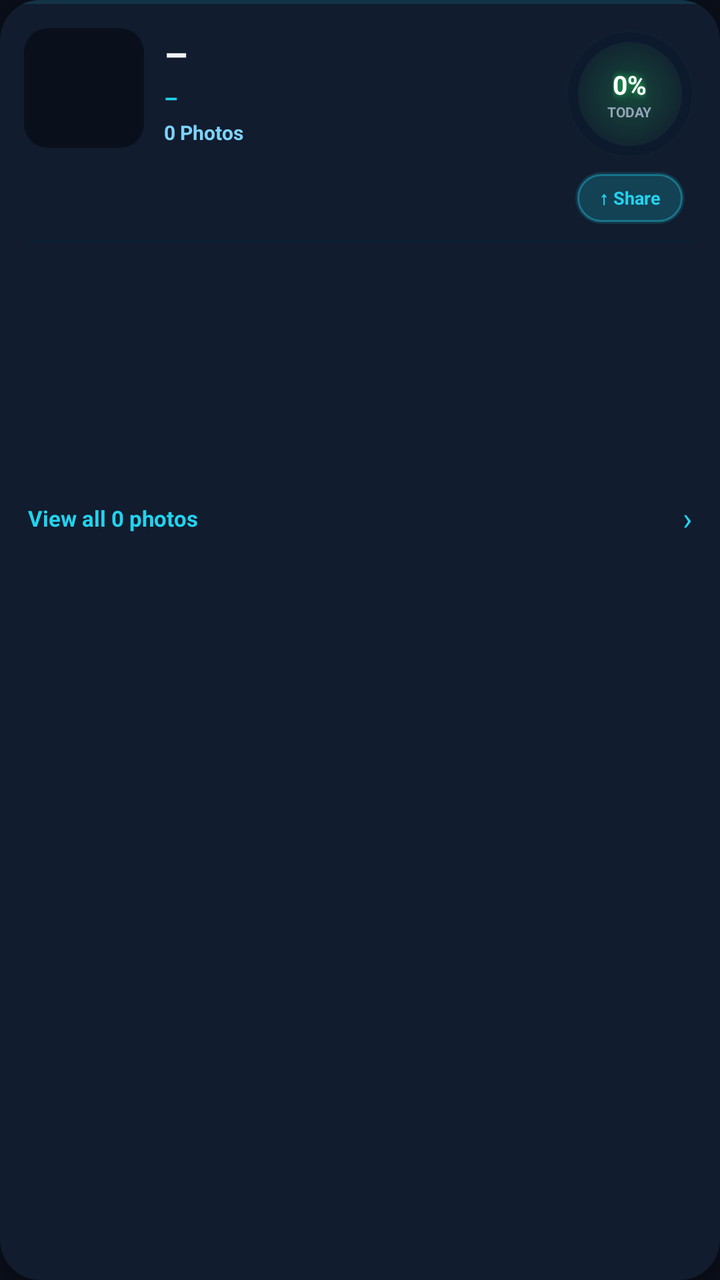
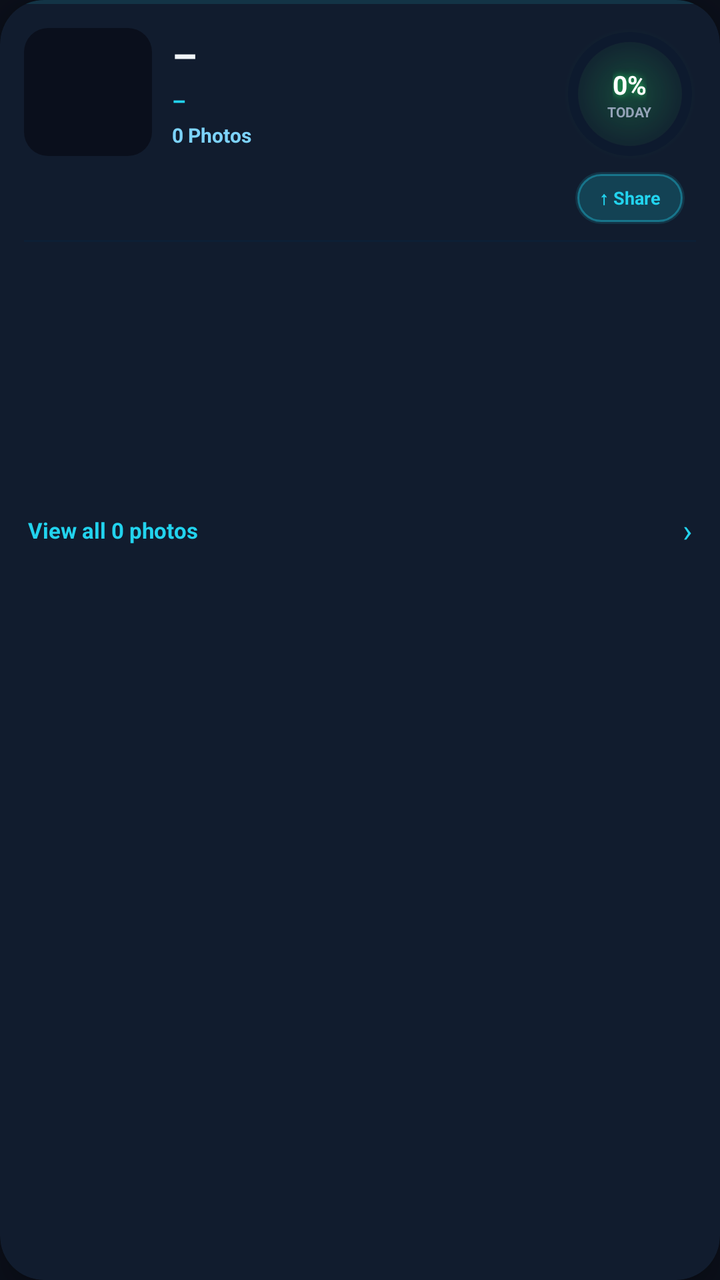

Compare the two renders of this Android layout. The source of the first and the diff that turns it into the second are given below.
<!-- AndroidManifest.xml: application theme Theme.GeoStamp -->
<!-- res/layout/item_site_album_card.xml -->
<?xml version="1.0" encoding="utf-8"?>
<androidx.cardview.widget.CardView xmlns:android="http://schemas.android.com/apk/res/android"
    xmlns:app="http://schemas.android.com/apk/res-auto"
    android:layout_width="match_parent" android:layout_height="wrap_content"
    android:layout_marginStart="10dp" android:layout_marginEnd="10dp"
    android:layout_marginTop="6dp" android:layout_marginBottom="6dp"
    app:cardCornerRadius="20dp"
    app:cardBackgroundColor="#111C2E"
    app:cardElevation="8dp"
    app:cardMaxElevation="12dp">

    <LinearLayout android:layout_width="match_parent" android:layout_height="wrap_content"
        android:orientation="vertical">

        
        <View android:layout_width="match_parent" android:layout_height="2dp"
            android:background="@drawable/bg_cyan_edge_line"/>

        
        <LinearLayout android:layout_width="match_parent" android:layout_height="wrap_content"
            android:orientation="horizontal" android:gravity="top"
            android:paddingStart="12dp" android:paddingEnd="12dp"
            android:paddingTop="12dp" android:paddingBottom="8dp">

            
            <com.google.android.material.imageview.ShapeableImageView
                android:id="@+id/iv_album_cover"
                android:layout_width="60dp" android:layout_height="60dp"
                android:scaleType="centerCrop" android:background="#0A0F1C"
                app:shapeAppearanceOverlay="@style/ShapeAppearance.Corner12"
                android:contentDescription="Album cover"/>

            
            <LinearLayout android:layout_width="0dp" android:layout_height="wrap_content"
                android:layout_weight="1" android:orientation="vertical"
                android:layout_marginStart="10dp" android:layout_marginTop="0dp">

                
                <TextView android:id="@+id/tv_site_id_header"
                    android:layout_width="wrap_content" android:layout_height="wrap_content"
                    android:text="–" android:textColor="#F1F5F9"
                    android:textSize="19sp" android:textStyle="bold"
                    android:letterSpacing="0.01" android:lineSpacingExtra="0dp"/>

                
                <LinearLayout android:layout_width="wrap_content" android:layout_height="wrap_content"
                    android:orientation="horizontal" android:layout_marginTop="2dp">
                    <TextView android:id="@+id/tv_album_operator"
                        android:layout_width="wrap_content" android:layout_height="wrap_content"
                        android:text="–" android:textColor="#22D3EE"
                        android:textSize="11sp" android:textStyle="bold"/>
                    <TextView android:id="@+id/tv_album_distance"
                        android:layout_width="wrap_content" android:layout_height="wrap_content"
                        android:text="" android:textColor="#94A3B8"
                        android:textSize="11sp" android:layout_marginStart="3dp"/>
                </LinearLayout>

                
                <TextView android:id="@+id/tv_album_photo_count"
                    android:layout_width="wrap_content" android:layout_height="wrap_content"
                    android:layout_marginTop="3dp" android:text="0 Photos"
                    android:textColor="#7DD3FC" android:textSize="10sp" android:textStyle="bold"/>

                
                <TextView android:id="@+id/tv_last_visit"
                    android:layout_width="wrap_content" android:layout_height="wrap_content"
                    android:layout_marginTop="2dp" android:textColor="#64748B"
                    android:textSize="9sp"/>
            </LinearLayout>

            
            <LinearLayout android:layout_width="wrap_content" android:layout_height="wrap_content"
                android:orientation="vertical" android:gravity="center_horizontal"
                android:layout_marginStart="8dp" android:layout_marginTop="0dp">

                
                <FrameLayout android:layout_width="66dp" android:layout_height="66dp"
                    android:gravity="center">
                    
                    <View android:layout_width="66dp" android:layout_height="66dp"
                        android:layout_gravity="center"
                        android:background="@drawable/bg_ring_glow"/>
                    <com.google.android.material.progressindicator.CircularProgressIndicator
                        android:id="@+id/progress_verification"
                        android:layout_width="62dp" android:layout_height="62dp"
                        android:layout_gravity="center"
                        app:trackThickness="5dp"
                        app:trackColor="#0D1A2E"
                        app:indicatorColor="#22D3EE"
                        app:indicatorSize="62dp"
                        android:progress="0"/>
                    <LinearLayout android:layout_width="match_parent"
                        android:layout_height="match_parent"
                        android:gravity="center" android:orientation="vertical">
                        <TextView android:id="@+id/tv_verification_pct"
                            android:layout_width="wrap_content" android:layout_height="wrap_content"
                            android:text="0%" android:textColor="#FFFFFF"
                            android:textSize="13sp" android:textStyle="bold"
                            android:shadowColor="#FF22C55E"
                            android:shadowDx="0" android:shadowDy="0" android:shadowRadius="8"/>
                        <TextView android:id="@+id/tv_verification_label"
                            android:layout_width="wrap_content" android:layout_height="wrap_content"
                            android:text="TODAY" android:textColor="#94A3B8"
                            android:textSize="7sp" android:textStyle="bold"/>
                    </LinearLayout>
                </FrameLayout>

                
                <LinearLayout android:id="@+id/btn_share_album"
                    android:layout_width="wrap_content" android:layout_height="26dp"
                    android:orientation="horizontal" android:gravity="center"
                    android:paddingStart="12dp" android:paddingEnd="12dp"
                    android:layout_marginTop="6dp"
                    android:background="@drawable/bg_share_chip_glow"
                    android:clickable="true" android:focusable="true">
                    <TextView android:layout_width="wrap_content" android:layout_height="wrap_content"
                        android:text="↑ Share" android:textColor="#22D3EE"
                        android:textSize="9sp" android:textStyle="bold"/>
                </LinearLayout>
            </LinearLayout>
        </LinearLayout>

        
        <View android:layout_width="match_parent" android:layout_height="1dp"
            android:background="#0D1F35" android:layout_marginStart="12dp"
            android:layout_marginEnd="12dp"/>

        
        <androidx.recyclerview.widget.RecyclerView
            android:id="@+id/rv_photo_strip"
            android:layout_width="match_parent" android:layout_height="120dp"
            android:orientation="horizontal" android:overScrollMode="never"
            android:paddingStart="10dp" android:paddingEnd="10dp"
            android:paddingTop="8dp" android:paddingBottom="8dp"
            android:clipToPadding="false"/>

        
        <LinearLayout android:id="@+id/btn_view_all"
            android:layout_width="match_parent" android:layout_height="36dp"
            android:orientation="horizontal" android:gravity="center_vertical"
            android:paddingStart="14dp" android:paddingEnd="14dp"
            android:background="?attr/selectableItemBackground">
            <TextView android:id="@+id/tv_view_all"
                android:layout_width="0dp" android:layout_height="wrap_content"
                android:layout_weight="1" android:text="View all 0 photos"
                android:textColor="#22D3EE" android:textSize="11sp" android:textStyle="bold"/>
            <TextView android:layout_width="wrap_content" android:layout_height="wrap_content"
                android:text="›" android:textColor="#22D3EE" android:textSize="16sp"/>
        </LinearLayout>
    </LinearLayout>
</androidx.cardview.widget.CardView>
<!-- resources referenced by this layout -->
<resources>
  <!-- drawable bg_cyan_edge_line (drawable) -->
  <?xml version="1.0" encoding="utf-8"?>
  <shape xmlns:android="http://schemas.android.com/apk/res/android" android:shape="rectangle">
      <solid android:color="#2022D3EE"/>
      <corners android:radius="24dp"/>
  </shape>
  <!-- drawable bg_ring_glow (drawable) -->
  <?xml version="1.0" encoding="utf-8"?>
  <shape xmlns:android="http://schemas.android.com/apk/res/android"
      android:shape="oval">
      <gradient
          android:type="radial"
          android:gradientRadius="50%"
          android:startColor="#4022C55E"
          android:endColor="#0022C55E"/>
  </shape>
  <!-- drawable bg_share_chip_glow (drawable) -->
  <?xml version="1.0" encoding="utf-8"?>
  <layer-list xmlns:android="http://schemas.android.com/apk/res/android">
      <item>
          <shape android:shape="rectangle">
              <solid android:color="#2022D3EE"/>
              <corners android:radius="100dp"/>
          </shape>
      </item>
      <item android:left="1dp" android:top="1dp" android:right="1dp" android:bottom="1dp">
          <shape android:shape="rectangle">
              <solid android:color="#1522D3EE"/>
              <corners android:radius="100dp"/>
              <stroke android:width="1dp" android:color="#6022D3EE"/>
          </shape>
      </item>
  </layer-list>
  <style name="ShapeAppearance.Corner12" parent="ShapeAppearance.MaterialComponents.SmallComponent">
          <item name="cornerSize">12dp</item>
      </style>
  <style name="Theme.GeoStamp" parent="Base.Theme.GeoStamp" />
  <style name="Base.Theme.GeoStamp" parent="Theme.MaterialComponents.DayNight.NoActionBar">
          <item name="colorPrimary">@color/brand_blue</item>
          <item name="colorPrimaryVariant">@color/surface_dark</item>
          <item name="colorOnPrimary">@color/text_primary</item>
          <item name="colorSecondary">@color/gold</item>
          <item name="colorOnSecondary">@color/black</item>
          <item name="android:windowBackground">@color/brand_dark</item>
          
          <item name="android:statusBarColor">@android:color/transparent</item>
          <item name="android:navigationBarColor">@android:color/transparent</item>
          <item name="android:windowLightStatusBar">false</item>
          <item name="android:windowTranslucentStatus">false</item>
          <item name="android:windowTranslucentNavigation">false</item>
          <item name="android:windowTranslucentNavigation">false</item>
          <item name="android:windowLayoutInDisplayCutoutMode">shortEdges</item>
      </style>
  <color name="brand_blue">#0EA5E9</color>
  <color name="surface_dark">#0B0F1A</color>
  <color name="text_primary">#F1F5F9</color>
  <color name="gold">#FBBF24</color>
  <color name="black">#FF000000</color>
  <color name="brand_dark">#0B0F1A</color>
</resources>

<!-- the commit's change to res/layout/item_site_album_card.xml (unified diff, before → after) -->
@@ -4,7 +4,7 @@
     android:layout_width="match_parent" android:layout_height="wrap_content"
     android:layout_marginStart="10dp" android:layout_marginEnd="10dp"
     android:layout_marginTop="6dp" android:layout_marginBottom="6dp"
-    app:cardCornerRadius="20dp"
+    app:cardCornerRadius="22dp"
     app:cardBackgroundColor="#111C2E"
     app:cardElevation="8dp"
     app:cardMaxElevation="12dp">
@@ -25,7 +25,7 @@
             
             <com.google.android.material.imageview.ShapeableImageView
                 android:id="@+id/iv_album_cover"
-                android:layout_width="60dp" android:layout_height="60dp"
+                android:layout_width="64dp" android:layout_height="64dp"
                 android:scaleType="centerCrop" android:background="#0A0F1C"
                 app:shapeAppearanceOverlay="@style/ShapeAppearance.Corner12"
                 android:contentDescription="Album cover"/>
@@ -39,7 +39,7 @@
                 <TextView android:id="@+id/tv_site_id_header"
                     android:layout_width="wrap_content" android:layout_height="wrap_content"
                     android:text="–" android:textColor="#F1F5F9"
-                    android:textSize="19sp" android:textStyle="bold"
+                    android:textSize="20sp" android:textStyle="bold"
                     android:letterSpacing="0.01" android:lineSpacingExtra="0dp"/>
 
                 
@@ -128,7 +128,7 @@
         
         <androidx.recyclerview.widget.RecyclerView
             android:id="@+id/rv_photo_strip"
-            android:layout_width="match_parent" android:layout_height="120dp"
+            android:layout_width="match_parent" android:layout_height="126dp"
             android:orientation="horizontal" android:overScrollMode="never"
             android:paddingStart="10dp" android:paddingEnd="10dp"
             android:paddingTop="8dp" android:paddingBottom="8dp"
